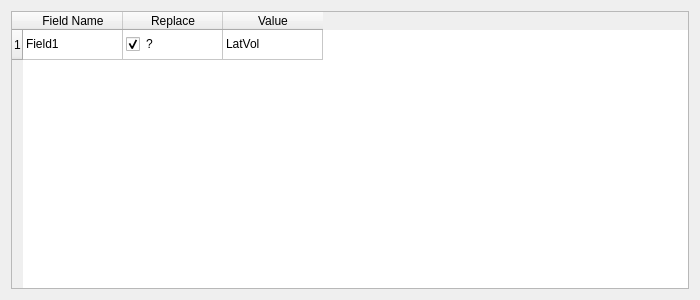
First picture: the form in src/Interface/Modules/Bundle/InsertFieldsIntoBundleDialog.ui, repository SCIInstitute/SCIRun, before the edit.
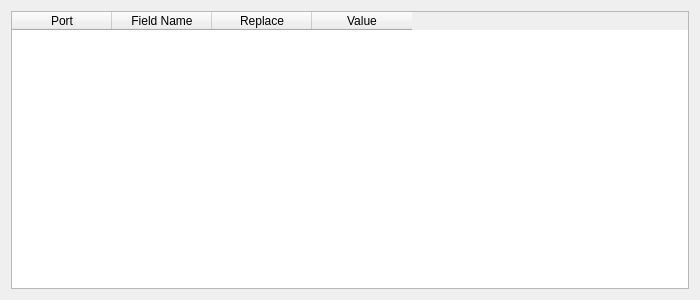
Second picture: the form after the edit.

```diff
--- a/src/Interface/Modules/Bundle/InsertFieldsIntoBundleDialog.ui
+++ b/src/Interface/Modules/Bundle/InsertFieldsIntoBundleDialog.ui
@@ -22,11 +22,11 @@
   <layout class="QGridLayout" name="gridLayout">
    <item row="0" column="0">
     <widget class="QTableWidget" name="tableWidget">
-     <row>
+     <column>
       <property name="text">
-       <string>1</string>
+       <string>Port</string>
       </property>
-     </row>
+     </column>
      <column>
       <property name="text">
        <string>Field Name</string>
@@ -42,24 +42,6 @@
        <string>Value</string>
       </property>
      </column>
-     <item row="0" column="0">
-      <property name="text">
-       <string>Field1</string>
-      </property>
-     </item>
-     <item row="0" column="1">
-      <property name="text">
-       <string>?</string>
-      </property>
-      <property name="checkState">
-       <enum>Checked</enum>
-      </property>
-     </item>
-     <item row="0" column="2">
-      <property name="text">
-       <string>LatVol</string>
-      </property>
-     </item>
     </widget>
    </item>
   </layout>
```
